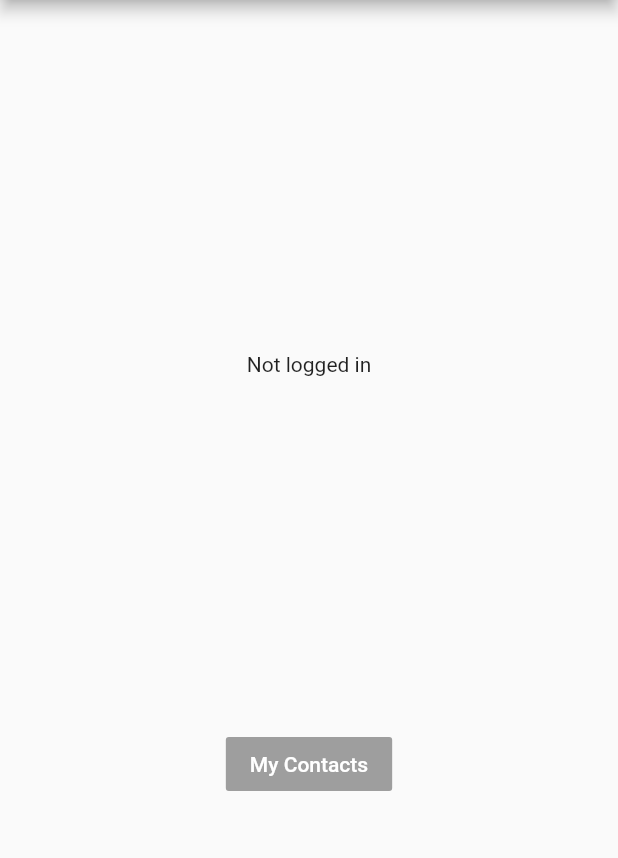
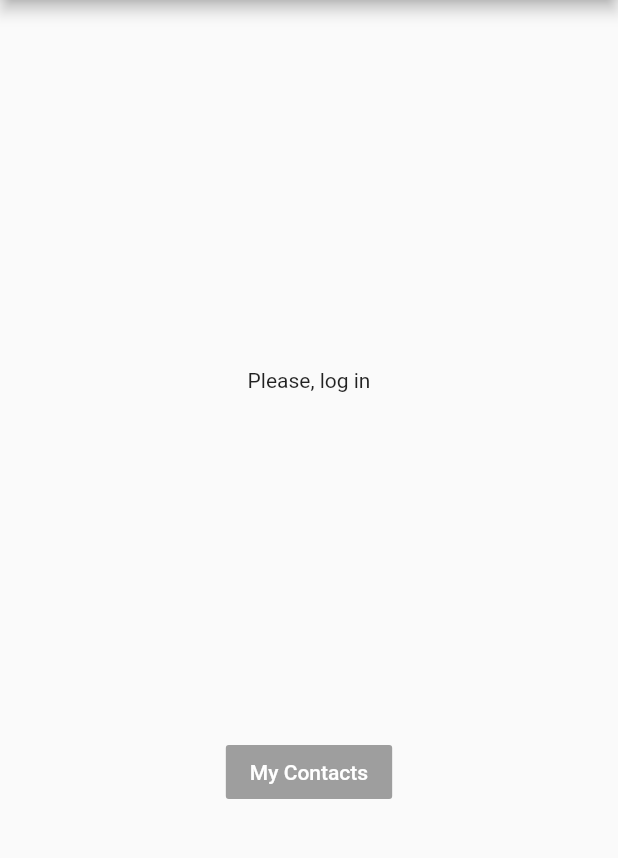
Before and after one commit to SzyAgustin/flutter-chat-application, a Flutter app: the screen it shows after launch, on a phone screen of 412 x 824 dp, the part 84-942 px from its top. Run offline on Flutter 3.47's test engine with Material 2 defaults, Android fonts, the phone set to English and light mode, and no system bars; our stand-ins replace cloud_firestore, firebase_auth, firebase_messaging, google_sign_in; accounts and stored records are empty.

```diff
--- a/lib/main.dart
+++ b/lib/main.dart
@@ -22,8 +22,8 @@ class MyApp extends StatelessWidget {
   Widget build(BuildContext ctx) {
     return MaterialApp(
       title: "Chat Application",
-      theme:
-          defaultTargetPlatform == TargetPlatform.iOS ? iOSTheme : androidTheme,
+      // theme:
+      //     defaultTargetPlatform == TargetPlatform.iOS ? iOSTheme : androidTheme,
       home: HomePage(),
     );
   }
--- a/lib/model/msg.dart
+++ b/lib/model/msg.dart
@@ -68,6 +68,7 @@ class Msg extends StatelessWidget {
     return Container(
       padding: EdgeInsets.only(top: 2.0, bottom: 2, right: 5, left: 5),
       decoration: boxDecorationBasedOnSender(),
+      constraints: BoxConstraints(maxWidth: 250),//should be a percentage of the layout
       child: Column(
         crossAxisAlignment: CrossAxisAlignment.start,
         children: <Widget>[
--- a/lib/screens/home_page.dart
+++ b/lib/screens/home_page.dart
@@ -41,7 +41,7 @@ class _HomePageState extends State<HomePage> {
           child: Column(
             mainAxisAlignment: MainAxisAlignment.spaceEvenly,
             children: <Widget>[
-              logedInName(),
+              photoAndName(),
               MaterialButton(
                 disabledTextColor: Colors.black, //not working????
                 disabledColor: Colors.grey,
@@ -55,6 +55,41 @@ class _HomePageState extends State<HomePage> {
         ),
       ),
     );
+  }
+
+  Widget photoAndName() {
+    return Container(
+      child: Column(
+        children: <Widget>[
+          circlePhoto(),
+          logedInName(),
+        ],
+      ),
+    );
+  }
+
+  Widget circlePhoto() {
+    if (!signedIn){
+      return Text("");//should not be this!!!!!
+    }
+    return Container(
+      decoration: BoxDecoration(
+        shape: BoxShape.circle,
+        border: Border.all(
+          color: Colors.purple,
+          width: 2,
+        ),
+      ),
+      width: 120,
+      height: 120,
+      child: ClipOval(
+        child: FittedBox(child: photo()),
+      ),
+    );
+  }
+
+  Widget photo() {
+    return Image.network(DbManagement.user.photoUrl);
   }
 
   @override
@@ -106,9 +141,9 @@ class _HomePageState extends State<HomePage> {
           valueColor: AlwaysStoppedAnimation<Color>(Colors.blue));
     }
     if (!signedIn) {
-      return Text("Not logged in");
+      return Text("Please, log in");
     }
-    return Text(userName);
+    return Text(userName, style: TextStyle(fontWeight: FontWeight.w600, fontSize: 20),);
   }
 
   void signInWithGoogle() {
--- a/pubspec.yaml
+++ b/pubspec.yaml
@@ -21,6 +21,7 @@ dependencies:
   cloud_firestore:
   google_sign_in:
   firebase_messaging:
+  image_picker:
   flutter:
     sdk: flutter
 
```
Also changed, not shown: pubspec.lock.
